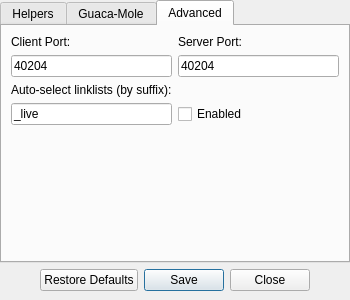
Above: guaca/options.ui from BlastTNG/flight before the change. Below: the same form after it.
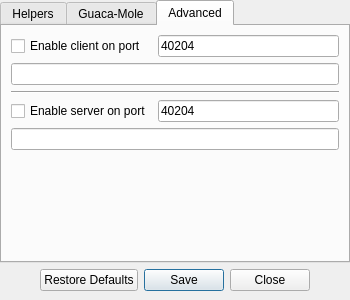
That is the form after the change. The open tabs and pages were chosen to show the change.

Commit message: Added auto-completion for directories in options; nice handling of hosts in mainwindow

```diff
--- a/guaca/options.ui
+++ b/guaca/options.ui
@@ -57,7 +57,7 @@
      </property>
     </widget>
    </item>
-   <item row="0" column="1">
+   <item row="1" column="1">
     <widget class="QTabWidget" name="tabWidget">
      <property name="currentIndex">
       <number>2</number>
@@ -96,50 +96,50 @@
          </column>
         </widget>
        </item>
-       <item row="1" column="0">
-        <widget class="QPushButton" name="addHelper">
-         <property name="text">
-          <string>Add helper</string>
-         </property>
-        </widget>
-       </item>
-      </layout>
-     </widget>
-     <widget class="QWidget" name="tab_2">
-      <attribute name="title">
-       <string>Guaca-Mole</string>
-      </attribute>
-      <layout class="QVBoxLayout" name="verticalLayout">
-       <item>
+       <item row="1" column="0" colspan="2">
         <widget class="QCheckBox" name="mole_terminal">
          <property name="text">
           <string>DIsplay mole output in terminal</string>
          </property>
         </widget>
        </item>
-       <item>
-        <widget class="QCheckBox" name="server">
-         <property name="text">
-          <string>Start a local mole server</string>
-         </property>
-        </widget>
-       </item>
-       <item>
-        <widget class="QCheckBox" name="backup">
-         <property name="text">
-          <string>Backup binary data (to /data/rawdir)</string>
-         </property>
-        </widget>
-       </item>
-       <item>
+      </layout>
+     </widget>
+     <widget class="QWidget" name="tab_3">
+      <attribute name="title">
+       <string>Guaca-Mole</string>
+      </attribute>
+      <layout class="QGridLayout" name="gridLayout_4">
+       <item row="0" column="0" colspan="2">
         <widget class="QCheckBox" name="checksum">
          <property name="text">
           <string>Ignore checksums in data</string>
          </property>
         </widget>
        </item>
-       <item>
-        <spacer name="verticalSpacer">
+       <item row="1" column="0" colspan="2">
+        <widget class="QCheckBox" name="backup">
+         <property name="text">
+          <string>Backup binary data locally</string>
+         </property>
+        </widget>
+       </item>
+       <item row="2" column="1">
+        <widget class="QLineEdit" name="live_name">
+         <property name="text">
+          <string>_live</string>
+         </property>
+        </widget>
+       </item>
+       <item row="2" column="0">
+        <widget class="QCheckBox" name="auto_live">
+         <property name="text">
+          <string>Auto-select linklists (by suffix):</string>
+         </property>
+        </widget>
+       </item>
+       <item row="5" column="0" colspan="2">
+        <spacer name="verticalSpacer_3">
          <property name="orientation">
           <enum>Qt::Vertical</enum>
          </property>
@@ -158,28 +158,33 @@
        <string>Advanced</string>
       </attribute>
       <layout class="QGridLayout" name="gridLayout_3">
+       <item row="1" column="0" colspan="2">
+        <widget class="QLineEdit" name="mole_dir"/>
+       </item>
+       <item row="5" column="0" colspan="2">
+        <widget class="QLineEdit" name="raw_dir"/>
+       </item>
+       <item row="17" column="0" colspan="2">
+        <spacer name="verticalSpacer_2">
+         <property name="orientation">
+          <enum>Qt::Vertical</enum>
+         </property>
+         <property name="sizeHint" stdset="0">
+          <size>
+           <width>20</width>
+           <height>154</height>
+          </size>
+         </property>
+        </spacer>
+       </item>
        <item row="0" column="0">
-        <widget class="QLabel" name="label">
+        <widget class="QCheckBox" name="client">
          <property name="text">
-          <string>Client Port:</string>
-         </property>
-        </widget>
-       </item>
-       <item row="3" column="0">
-        <widget class="QLineEdit" name="live_name">
-         <property name="text">
-          <string>_live</string>
+          <string>Enable client on port</string>
          </property>
         </widget>
        </item>
        <item row="0" column="1">
-        <widget class="QLabel" name="label_2">
-         <property name="text">
-          <string>Server Port:</string>
-         </property>
-        </widget>
-       </item>
-       <item row="1" column="0">
         <widget class="QLineEdit" name="client_port">
          <property name="text">
           <string>40204</string>
@@ -187,36 +192,23 @@
         </widget>
        </item>
        <item row="4" column="1">
-        <spacer name="verticalSpacer_2">
-         <property name="orientation">
-          <enum>Qt::Vertical</enum>
-         </property>
-         <property name="sizeHint" stdset="0">
-          <size>
-           <width>20</width>
-           <height>154</height>
-          </size>
-         </property>
-        </spacer>
-       </item>
-       <item row="1" column="1">
         <widget class="QLineEdit" name="server_port">
          <property name="text">
           <string>40204</string>
          </property>
         </widget>
        </item>
-       <item row="3" column="1">
-        <widget class="QCheckBox" name="auto_live">
+       <item row="4" column="0">
+        <widget class="QCheckBox" name="server">
          <property name="text">
-          <string>Enabled</string>
+          <string>Enable server on port</string>
          </property>
         </widget>
        </item>
        <item row="2" column="0" colspan="2">
-        <widget class="QLabel" name="label_3">
-         <property name="text">
-          <string>Auto-select linklists (by suffix):</string>
+        <widget class="Line" name="line">
+         <property name="orientation">
+          <enum>Qt::Horizontal</enum>
          </property>
         </widget>
        </item>
```
Left out of the diff: 15 changed lines with no effect on the pictures. The commit also changes 6 other files.
